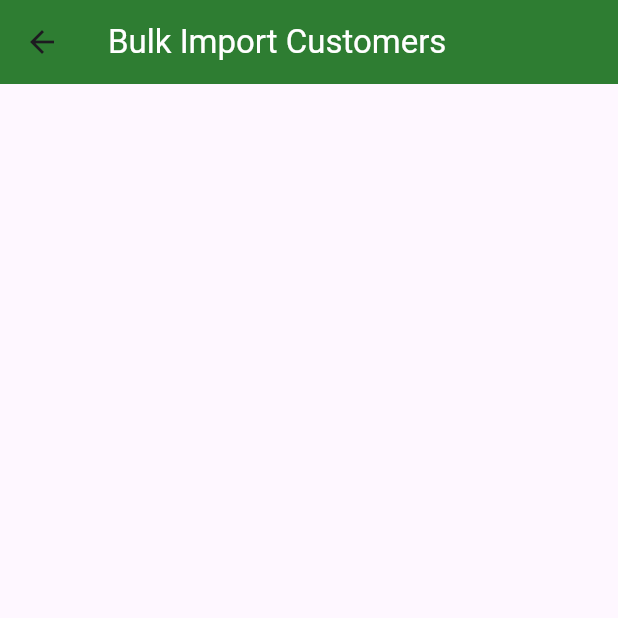
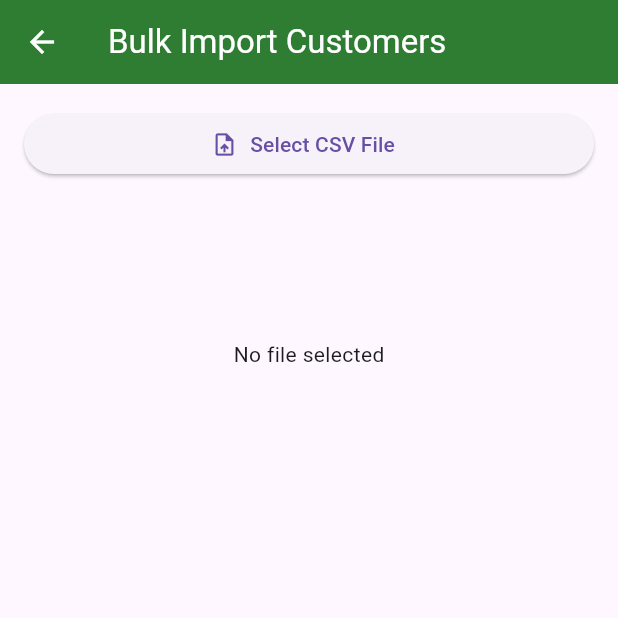
Before and after one commit to cholaidev/ap_ui, a Flutter app: the BulkImportPage screen opened directly, on a phone screen of 412 x 824 dp, the top half of it. Run offline on Flutter 3.47's test engine with Material 3 defaults, Android fonts, the phone set to English and light mode, and no system bars; our stand-ins replace bloc, csv, equatable, file_picker, flutter_bloc, flutter_dotenv and 2 more.

Commit message:
cow spilt completed

```diff
--- a/lib/customer/screen/customer_bulk_import_screen.dart
+++ b/lib/customer/screen/customer_bulk_import_screen.dart
@@ -111,14 +111,14 @@ class _BulkImportPageState extends State<BulkImportPage> {
       }
 
       if (cowQty == 0 && buffaloQty == 0) {
-        errors.add("Row ${i + 2}: Both milk quantities are zero");
+        errors.add("Row ${i + 2}: Both Cow & Buffalo quantities are zero");
         continue;
       }
 
       validCustomers.add({
         "name": name,
         "phone": phone.replaceAll(RegExp(r'\D'), ''),
-        "house": house,
+        "house_name": house,
         "location": location,
         "cow_milk_quantity": cowQty,
         "buffalo_milk_quantity": buffaloQty,
@@ -254,12 +254,85 @@ class _BulkImportPageState extends State<BulkImportPage> {
       },
       child: Scaffold(
         appBar: AppBar(
+          leading: BackButton(color: whiteColor),
           title: const Text(
             "Bulk Import Customers",
             style: TextStyle(color: whiteColor),
           ),
           backgroundColor: const Color(0xFF2E7D32),
         ),
+
+        body: Stack(
+          children: [
+            SingleChildScrollView(
+              padding: const EdgeInsets.fromLTRB(16, 16, 16, 100),
+              child: Column(
+                crossAxisAlignment: CrossAxisAlignment.stretch,
+                children: [
+                  /// 🔘 PICK CSV BUTTON
+                  ElevatedButton.icon(
+                    icon: const Icon(Icons.upload_file),
+                    label: const Text("Select CSV File"),
+                    onPressed: _loading ? null : _pickCSV,
+                  ),
+
+                  if (_fileName != null) ...[
+                    const SizedBox(height: 8),
+                    Text(
+                      "Selected: $_fileName",
+                      style: const TextStyle(fontWeight: FontWeight.bold),
+                    ),
+                  ],
+
+                  const SizedBox(height: 16),
+
+                  /// 📄 CSV PREVIEW
+                  if (_csvData.isNotEmpty)
+                    SingleChildScrollView(
+                      scrollDirection: Axis.horizontal,
+                      child: DataTable(
+                        columns:
+                            _csvData.first
+                                .map(
+                                  (e) => DataColumn(label: Text(e.toString())),
+                                )
+                                .toList(),
+                        rows:
+                            _csvData
+                                .skip(1)
+                                .map(
+                                  (row) => DataRow(
+                                    cells:
+                                        row
+                                            .map(
+                                              (c) =>
+                                                  DataCell(Text(c.toString())),
+                                            )
+                                            .toList(),
+                                  ),
+                                )
+                                .toList(),
+                      ),
+                    )
+                  else
+                    const SizedBox(
+                      height: 200,
+                      child: Center(child: Text("No file selected")),
+                    ),
+                ],
+              ),
+            ),
+
+            if (_loading)
+              Positioned.fill(
+                child: Container(
+                  color: Colors.black.withOpacity(0.35),
+                  child: const Center(child: CircularProgressIndicator()),
+                ),
+              ),
+          ],
+        ),
+
         floatingActionButtonLocation: FloatingActionButtonLocation.centerFloat,
         floatingActionButton:
             _csvData.isEmpty
```
Also changed, not shown: lib/customer/screen/customer_history.dart (+79 -79 lines).
